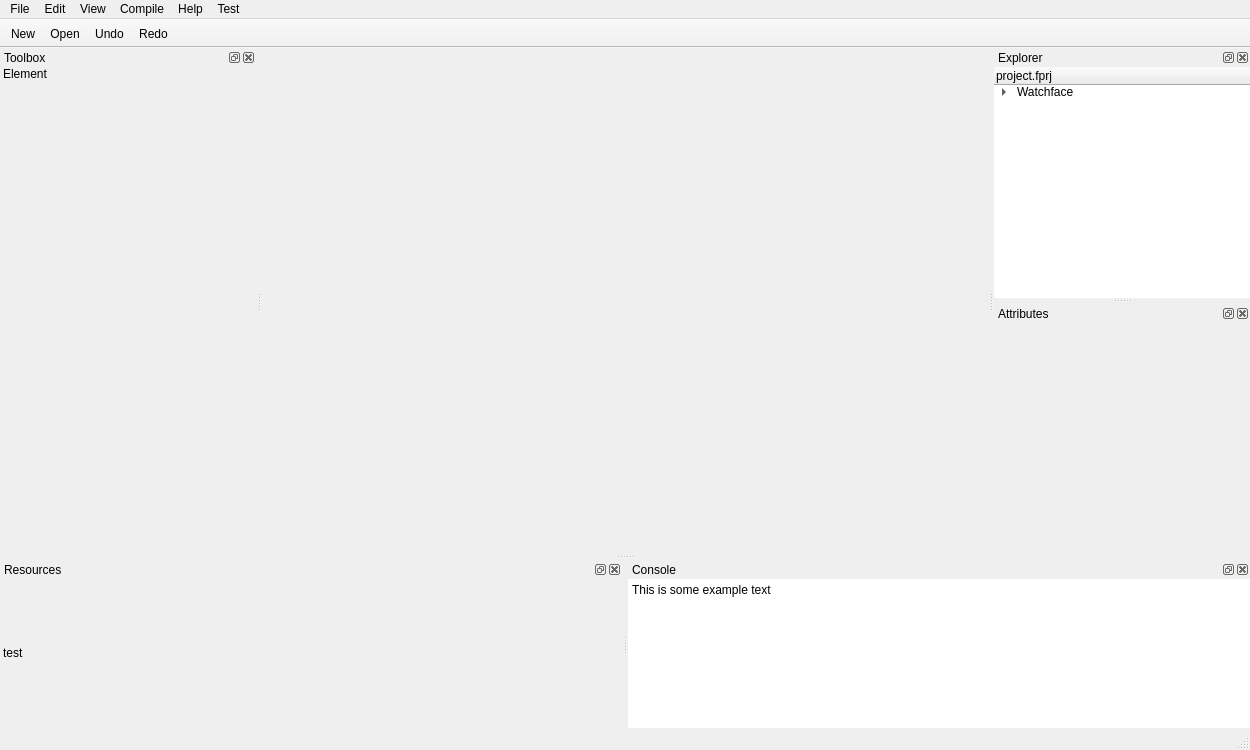
Old version of the form src/window.ui in the repository ooflet/Mi-Create.
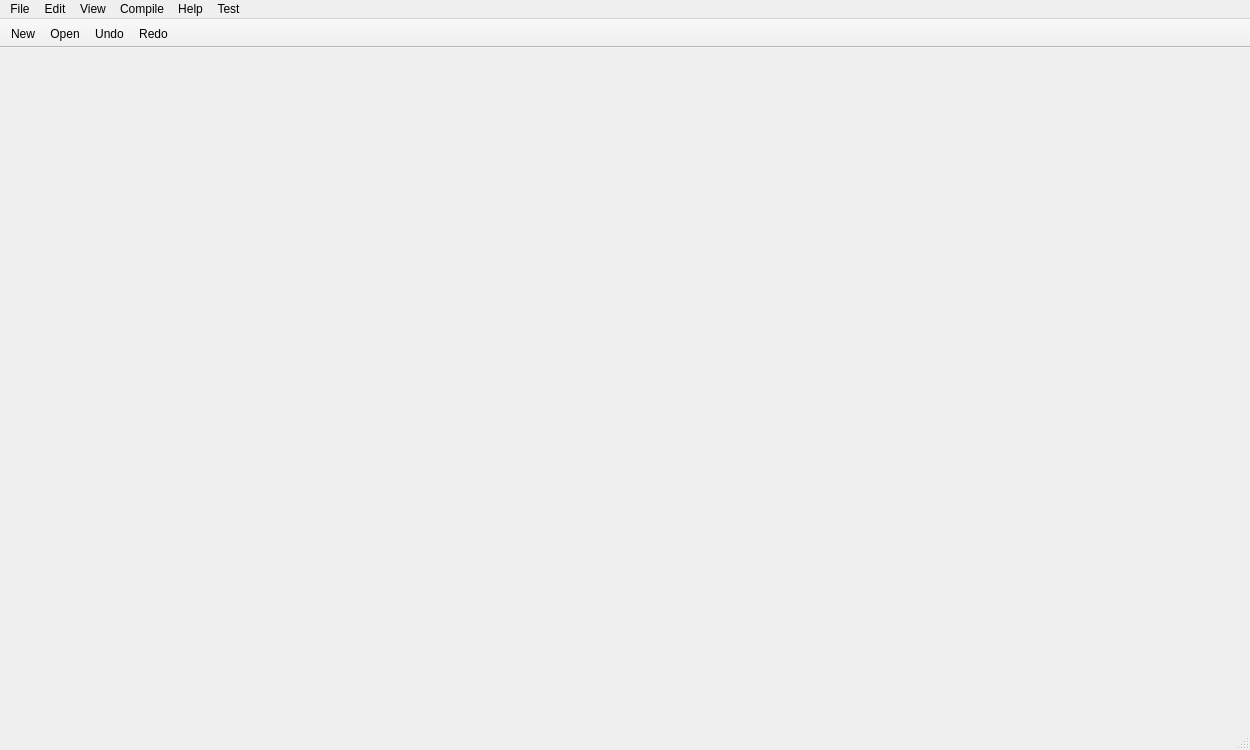
New version of the form. Icons and pictures are not drawn.

The edit to the form file:
```diff
--- a/src/window.ui
+++ b/src/window.ui
@@ -164,229 +164,6 @@
    <addaction name="menuHelp"/>
    <addaction name="menuTest"/>
   </widget>
-  <widget class="QDockWidget" name="explorerWidget">
-   <property name="minimumSize">
-    <size>
-     <width>250</width>
-     <height>250</height>
-    </size>
-   </property>
-   <property name="styleSheet">
-    <string notr="true"/>
-   </property>
-   <property name="windowTitle">
-    <string>Explorer</string>
-   </property>
-   <attribute name="dockWidgetArea">
-    <number>2</number>
-   </attribute>
-   <widget class="QWidget" name="dockWidgetContents">
-    <layout class="QVBoxLayout" name="verticalLayout">
-     <property name="spacing">
-      <number>0</number>
-     </property>
-     <property name="leftMargin">
-      <number>0</number>
-     </property>
-     <property name="topMargin">
-      <number>0</number>
-     </property>
-     <property name="rightMargin">
-      <number>0</number>
-     </property>
-     <property name="bottomMargin">
-      <number>0</number>
-     </property>
-     <item>
-      <widget class="QTreeWidget" name="treeWidget">
-       <property name="styleSheet">
-        <string notr="true"/>
-       </property>
-       <property name="frameShape">
-        <enum>QFrame::NoFrame</enum>
-       </property>
-       <column>
-        <property name="text">
-         <string>project.fprj</string>
-        </property>
-       </column>
-       <item>
-        <property name="text">
-         <string>Watchface</string>
-        </property>
-        <item>
-         <property name="text">
-          <string>bg.png</string>
-         </property>
-        </item>
-       </item>
-      </widget>
-     </item>
-    </layout>
-   </widget>
-  </widget>
-  <widget class="QDockWidget" name="attributesWidget">
-   <property name="minimumSize">
-    <size>
-     <width>250</width>
-     <height>250</height>
-    </size>
-   </property>
-   <property name="styleSheet">
-    <string notr="true"/>
-   </property>
-   <property name="windowTitle">
-    <string>Attributes</string>
-   </property>
-   <attribute name="dockWidgetArea">
-    <number>2</number>
-   </attribute>
-   <widget class="QWidget" name="dockWidgetContents_2">
-    <layout class="QGridLayout" name="gridLayout"/>
-   </widget>
-  </widget>
-  <widget class="QDockWidget" name="resourceWidget">
-   <property name="sizePolicy">
-    <sizepolicy hsizetype="Maximum" vsizetype="Preferred">
-     <horstretch>0</horstretch>
-     <verstretch>0</verstretch>
-    </sizepolicy>
-   </property>
-   <property name="styleSheet">
-    <string notr="true"/>
-   </property>
-   <property name="windowTitle">
-    <string>Resources</string>
-   </property>
-   <attribute name="dockWidgetArea">
-    <number>8</number>
-   </attribute>
-   <widget class="QWidget" name="dockWidgetContents_3">
-    <layout class="QGridLayout" name="gridLayout_4">
-     <property name="leftMargin">
-      <number>0</number>
-     </property>
-     <property name="topMargin">
-      <number>0</number>
-     </property>
-     <property name="rightMargin">
-      <number>0</number>
-     </property>
-     <property name="bottomMargin">
-      <number>0</number>
-     </property>
-     <property name="spacing">
-      <number>0</number>
-     </property>
-     <item row="0" column="0">
-      <widget class="QListWidget" name="listWidget_2">
-       <property name="styleSheet">
-        <string notr="true">background-color: transparent</string>
-       </property>
-       <property name="frameShape">
-        <enum>QFrame::NoFrame</enum>
-       </property>
-       <property name="dragEnabled">
-        <bool>true</bool>
-       </property>
-       <property name="flow">
-        <enum>QListView::LeftToRight</enum>
-       </property>
-       <property name="viewMode">
-        <enum>QListView::ListMode</enum>
-       </property>
-       <item>
-        <property name="text">
-         <string>test</string>
-        </property>
-       </item>
-      </widget>
-     </item>
-    </layout>
-   </widget>
-  </widget>
-  <widget class="QDockWidget" name="toolboxWidget">
-   <property name="minimumSize">
-    <size>
-     <width>250</width>
-     <height>500</height>
-    </size>
-   </property>
-   <property name="maximumSize">
-    <size>
-     <width>524287</width>
-     <height>524287</height>
-    </size>
-   </property>
-   <property name="styleSheet">
-    <string notr="true"/>
-   </property>
-   <property name="windowTitle">
-    <string>Toolbox</string>
-   </property>
-   <attribute name="dockWidgetArea">
-    <number>1</number>
-   </attribute>
-   <widget class="QWidget" name="dockWidgetContents_4">
-    <layout class="QVBoxLayout" name="verticalLayout_3">
-     <property name="spacing">
-      <number>0</number>
-     </property>
-     <property name="leftMargin">
-      <number>0</number>
-     </property>
-     <property name="topMargin">
-      <number>0</number>
-     </property>
-     <property name="rightMargin">
-      <number>0</number>
-     </property>
-     <property name="bottomMargin">
-      <number>0</number>
-     </property>
-     <item>
-      <widget class="QListWidget" name="ToolboxList">
-       <property name="enabled">
-        <bool>true</bool>
-       </property>
-       <property name="styleSheet">
-        <string notr="true">background-color: transparent;</string>
-       </property>
-       <property name="frameShape">
-        <enum>QFrame::NoFrame</enum>
-       </property>
-       <property name="dragEnabled">
-        <bool>true</bool>
-       </property>
-       <property name="dragDropMode">
-        <enum>QAbstractItemView::DragOnly</enum>
-       </property>
-       <property name="defaultDropAction">
-        <enum>Qt::MoveAction</enum>
-       </property>
-       <property name="gridSize">
-        <size>
-         <width>0</width>
-         <height>19</height>
-        </size>
-       </property>
-       <property name="viewMode">
-        <enum>QListView::ListMode</enum>
-       </property>
-       <item>
-        <property name="text">
-         <string>Element</string>
-        </property>
-        <property name="icon">
-         <iconset resource="resources/icons.qrc">
-          <normaloff>:/Dark/package.png</normaloff>:/Dark/package.png</iconset>
-        </property>
-       </item>
-      </widget>
-     </item>
-    </layout>
-   </widget>
-  </widget>
   <widget class="QToolBar" name="FileToolBar">
    <property name="windowTitle">
     <string>File Toolbar</string>
@@ -415,63 +192,6 @@
    <addaction name="actionRedo"/>
   </widget>
   <widget class="QStatusBar" name="statusBar"/>
-  <widget class="QDockWidget" name="consoleWidget">
-   <property name="sizePolicy">
-    <sizepolicy hsizetype="Maximum" vsizetype="Preferred">
-     <horstretch>0</horstretch>
-     <verstretch>0</verstretch>
-    </sizepolicy>
-   </property>
-   <property name="windowTitle">
-    <string>Console</string>
-   </property>
-   <attribute name="dockWidgetArea">
-    <number>8</number>
-   </attribute>
-   <widget class="QWidget" name="dockWidgetContents_5">
-    <layout class="QVBoxLayout" name="verticalLayout_4">
-     <property name="leftMargin">
-      <number>0</number>
-     </property>
-     <property name="topMargin">
-      <number>0</number>
-     </property>
-     <property name="rightMargin">
-      <number>0</number>
-     </property>
-     <property name="bottomMargin">
-      <number>0</number>
-     </property>
-     <item>
-      <widget class="QTextEdit" name="consoleText">
-       <property name="enabled">
-        <bool>true</bool>
-       </property>
-       <property name="styleSheet">
-        <string notr="true"/>
-       </property>
-       <property name="frameShape">
-        <enum>QFrame::NoFrame</enum>
-       </property>
-       <property name="readOnly">
-        <bool>true</bool>
-       </property>
-       <property name="html">
-        <string>&lt;!DOCTYPE HTML PUBLIC &quot;-//W3C//DTD HTML 4.0//EN&quot; &quot;http://www.w3.org/TR/REC-html40/strict.dtd&quot;&gt;
-&lt;html&gt;&lt;head&gt;&lt;meta name=&quot;qrichtext&quot; content=&quot;1&quot; /&gt;&lt;meta charset=&quot;utf-8&quot; /&gt;&lt;style type=&quot;text/css&quot;&gt;
-p, li { white-space: pre-wrap; }
-hr { height: 1px; border-width: 0; }
-li.unchecked::marker { content: &quot;\2610&quot;; }
-li.checked::marker { content: &quot;\2612&quot;; }
-&lt;/style&gt;&lt;/head&gt;&lt;body style=&quot; font-family:'Segoe UI'; font-size:9pt; font-weight:400; font-style:normal;&quot;&gt;
-&lt;p style=&quot; margin-top:0px; margin-bottom:0px; margin-left:0px; margin-right:0px; -qt-block-indent:0; text-indent:0px;&quot;&gt;This is some example text&lt;/p&gt;
-&lt;p style=&quot;-qt-paragraph-type:empty; margin-top:0px; margin-bottom:0px; margin-left:0px; margin-right:0px; -qt-block-indent:0; text-indent:0px;&quot;&gt;&lt;br /&gt;&lt;/p&gt;&lt;/body&gt;&lt;/html&gt;</string>
-       </property>
-      </widget>
-     </item>
-    </layout>
-   </widget>
-  </widget>
   <action name="actionSave">
    <property name="text">
     <string>Save...</string>
```
